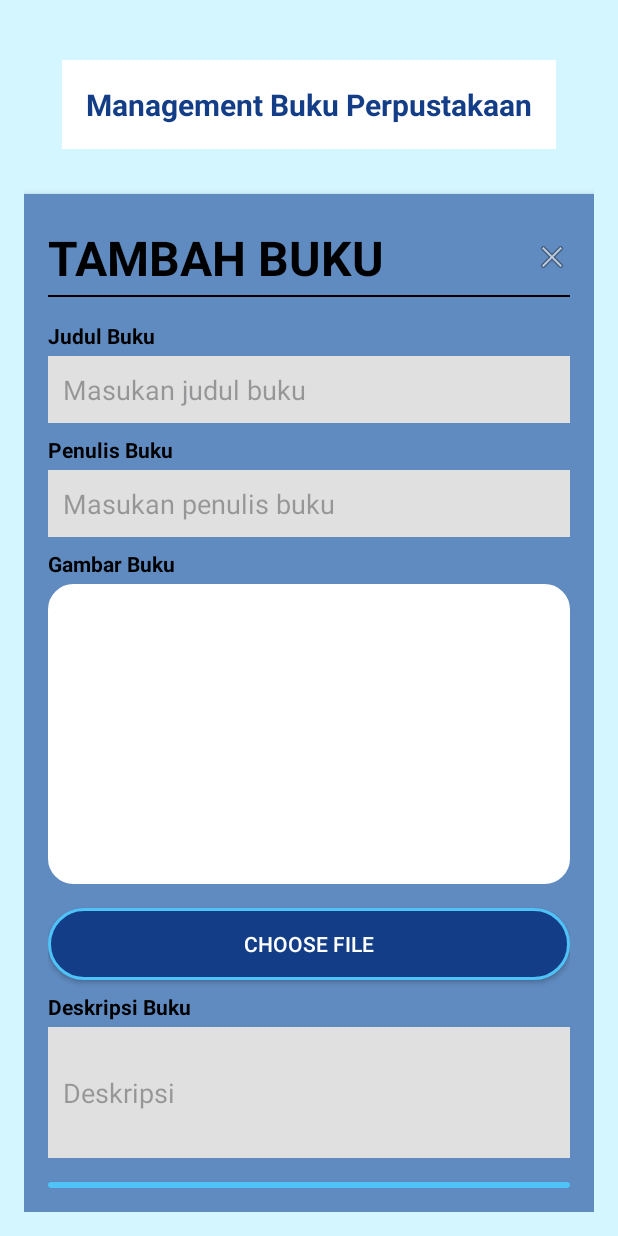
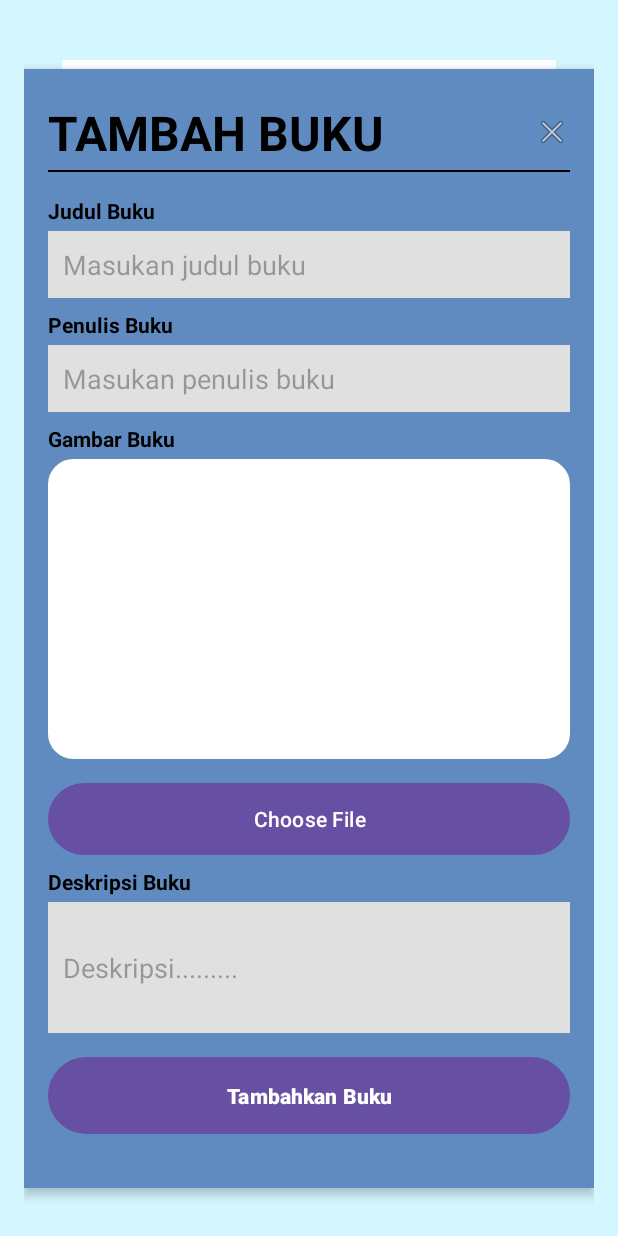
Before and after one commit to CimanCode/uts_pam, an Android app: the ListBookActivity screen opened directly, with no data from a screen before it, after a tap on "AddBook", on a phone screen of 412 x 824 dp. Run offline under Robolectric (Android 15) with nearby library versions, the phone set to English and light mode, and no system bars.

Commit message:
(+) aya lieuran

```diff
--- a/app/src/main/java/com/example/uts_pam/AddBukuActivity.kt
+++ b/app/src/main/java/com/example/uts_pam/AddBukuActivity.kt
@@ -1,60 +1,100 @@
 package com.example.uts_pam
 
-import android.app.Activity
+import android.annotation.SuppressLint
 import android.content.Intent
-import android.graphics.Bitmap
 import android.graphics.BitmapFactory
 import android.os.Bundle
+import android.os.Environment
+import android.provider.MediaStore
+import android.widget.Button
+import android.widget.EditText
+import android.widget.ImageView
 import android.widget.Toast
 import androidx.activity.enableEdgeToEdge
-import androidx.activity.result.ActivityResult
-import androidx.activity.result.contract.ActivityResultContracts
 import androidx.appcompat.app.AppCompatActivity
-import androidx.core.view.ViewCompat
-import androidx.core.view.WindowInsetsCompat
-import com.example.uts_pam.databinding.ActivityAddBukuBinding
-import java.io.ByteArrayOutputStream
+import androidx.core.content.FileProvider
+import java.io.File
+import java.text.SimpleDateFormat
+import java.util.Date
+import java.util.Locale
 
 class AddBukuActivity : AppCompatActivity() {
-    private lateinit var binding: ActivityAddBukuBinding
+    private val CAMERA_REQUEST_CODE = 1
+    private lateinit var currentPhotoPath: String
+
+    private lateinit var gambar_buku: ImageView
     private lateinit var db: DatabaseHelper
+
+    @SuppressLint("MissingInflatedId")
     override fun onCreate(savedInstanceState: Bundle?) {
-        binding = ActivityAddBukuBinding.inflate(layoutInflater)
         super.onCreate(savedInstanceState)
         enableEdgeToEdge()
-        setContentView(binding.root)
-        binding.closeIcon.setOnClickListener {
-            val intent = Intent(this, ListBookActivity::class.java)
-            startActivity(intent)
+        setContentView(R.layout.activity_add_buku)
+
+        val judul_buku: EditText = findViewById(R.id.judul_buku)
+        val penulis_buku: EditText = findViewById(R.id.penulis_buku)
+        gambar_buku = findViewById(R.id.gambar_buku)
+        val btn_pilih_buku: Button = findViewById(R.id.btn_pilih_buku)
+        val deskripsi_buku: EditText = findViewById(R.id.deskripsi_buku)
+        val btn_submit: Button = findViewById(R.id.btn_submit)
+
+        db = DatabaseHelper(this)
+
+        btn_pilih_buku.setOnClickListener {
+            // Buka kamera
+            val cameraIntent = Intent(MediaStore.ACTION_IMAGE_CAPTURE)
+            if (cameraIntent.resolveActivity(packageManager) != null) {
+                val photoFile = createImageFile()
+                val photoURI = FileProvider.getUriForFile(
+                    this,
+                    "${applicationContext.packageName}.provider",
+                    photoFile
+                )
+                cameraIntent.putExtra(MediaStore.EXTRA_OUTPUT, photoURI)
+                startActivityForResult(cameraIntent, CAMERA_REQUEST_CODE)
+            }
         }
-        binding.buttonSelectImage.setOnClickListener { openImagePicker() }
-    }
 
-    // Image picker launcher
-    private val imagePickerLauncher = registerForActivityResult(
-        ActivityResultContracts.StartActivityForResult()
-    ) { result: ActivityResult ->
-        if (result.resultCode == Activity.RESULT_OK) {
-            val data: Intent? = result.data
-            val uri = data?.data
-            uri?.let {
-                val inputStream = contentResolver.openInputStream(uri)
-                val bitmap = BitmapFactory.decodeStream(inputStream)
-                binding.imageView.setImageBitmap(bitmap)
-            } ?: Toast.makeText(this, "Failed to load image", Toast.LENGTH_SHORT).show()
+        btn_submit.setOnClickListener {
+            val judul = judul_buku.text.toString().trim()
+            val penulis = penulis_buku.text.toString().trim()
+            val gambar = currentPhotoPath // Path dari gambar yang diambil
+            val deskripsi = deskripsi_buku.text.toString().trim()
+
+            if (judul.isEmpty() || penulis.isEmpty() || deskripsi.isEmpty() || gambar.isEmpty()) {
+                Toast.makeText(this, "Semua field wajib diisi!", Toast.LENGTH_SHORT).show()
+                return@setOnClickListener
+            }
+
+            val addBuku = Buku(judul, penulis, gambar, deskripsi)
+            val isInserted = db.insertBook(addBuku)
+
+            if (isInserted) {
+                Toast.makeText(this, "Buku berhasil disimpan", Toast.LENGTH_SHORT).show()
+                judul_buku.text.clear()
+                penulis_buku.text.clear()
+                deskripsi_buku.text.clear()
+                gambar_buku.setImageResource(0) // Hapus gambar di ImageView
+            } else {
+                Toast.makeText(this, "Gagal menyimpan buku", Toast.LENGTH_SHORT).show()
+            }
         }
     }
 
-    private fun openImagePicker() {
-        val intent = Intent(Intent.ACTION_PICK)
-        intent.type = "image/*"
-        imagePickerLauncher.launch(intent)
+    private fun createImageFile(): File {
+        val timestamp = SimpleDateFormat("yyyyMMdd_HHmmss", Locale.getDefault()).format(Date())
+        val storageDir = getExternalFilesDir(Environment.DIRECTORY_PICTURES)
+        return File.createTempFile("JPEG_${timestamp}_", ".jpg", storageDir).apply {
+            currentPhotoPath = absolutePath
+        }
     }
 
-    private fun bitmapToByteArray(bitmap: Bitmap): ByteArray {
-        val stream = ByteArrayOutputStream()
-        bitmap.compress(Bitmap.CompressFormat.PNG, 100, stream)
-        return stream.toByteArray()
+    override fun onActivityResult(requestCode: Int, resultCode: Int, data: Intent?) {
+        super.onActivityResult(requestCode, resultCode, data)
+
+        if (requestCode == CAMERA_REQUEST_CODE && resultCode == RESULT_OK) {
+            val bitmap = BitmapFactory.decodeFile(currentPhotoPath)
+            gambar_buku.setImageBitmap(bitmap) // Tampilkan gambar di ImageView
+        }
     }
-
 }
--- a/app/src/main/java/com/example/uts_pam/ListBookActivity.kt
+++ b/app/src/main/java/com/example/uts_pam/ListBookActivity.kt
@@ -6,18 +6,23 @@ import androidx.activity.enableEdgeToEdge
 import androidx.appcompat.app.AppCompatActivity
 import androidx.core.view.ViewCompat
 import androidx.core.view.WindowInsetsCompat
-import com.example.uts_pam.databinding.ActivityListBookBinding
+import com.google.android.material.floatingactionbutton.FloatingActionButton
 
 class ListBookActivity : AppCompatActivity() {
-    private lateinit var binding: ActivityListBookBinding
     override fun onCreate(savedInstanceState: Bundle?) {
-        binding = ActivityListBookBinding.inflate(layoutInflater)
         super.onCreate(savedInstanceState)
         enableEdgeToEdge()
-        setContentView(binding.root)
-        binding.buttonadd.setOnClickListener {
-            val next = Intent(this, AddBukuActivity::class.java)
-            startActivity(next)
+        setContentView(R.layout.activity_list_book)
+        ViewCompat.setOnApplyWindowInsetsListener(findViewById(R.id.main)) { v, insets ->
+            val systemBars = insets.getInsets(WindowInsetsCompat.Type.systemBars())
+            v.setPadding(systemBars.left, systemBars.top, systemBars.right, systemBars.bottom)
+            insets
+        }
+
+        val buttonadd:FloatingActionButton = findViewById(R.id.buttonadd)
+        buttonadd.setOnClickListener {
+            val intent = Intent(this@ListBookActivity, AddBukuActivity::class.java)
+            startActivity(intent)
         }
     }
 }
--- a/app/src/main/java/com/example/uts_pam/MainActivity.kt
+++ b/app/src/main/java/com/example/uts_pam/MainActivity.kt
@@ -19,5 +19,7 @@ class MainActivity : AppCompatActivity() {
             val next =Intent(this, LoginActivity::class.java)
             startActivity(next)
         }
+
+
     }
 }
--- a/app/src/main/res/layout/activity_add_buku.xml
+++ b/app/src/main/res/layout/activity_add_buku.xml
@@ -1,6 +1,5 @@
 <?xml version="1.0" encoding="utf-8"?>
 <RelativeLayout xmlns:android="http://schemas.android.com/apk/res/android"
-    xmlns:app="http://schemas.android.com/apk/res-auto"
     android:layout_width="match_parent"
     android:layout_height="match_parent"
     android:padding="16dp"
@@ -11,7 +10,7 @@
         android:id="@+id/title_text"
         android:layout_width="wrap_content"
         android:layout_height="wrap_content"
-        android:text="@string/management_buku_perpustakaan"
+        android:text="Management Buku Perpustakaan"
         android:textSize="20sp"
         android:textStyle="bold"
         android:padding="16dp"
@@ -21,8 +20,10 @@
         android:textColor="#133E87" />
 
     <!-- Card untuk Form Tambah Buku -->
+    <ScrollView
+        android:layout_width="match_parent"
+        android:layout_height="match_parent">
         <LinearLayout
-        android:scrollbarAlwaysDrawVerticalTrack="true"
             android:id="@+id/form_layout"
             android:layout_width="match_parent"
             android:layout_height="wrap_content"
@@ -44,7 +45,7 @@
                     android:id="@+id/form_title"
                     android:layout_width="wrap_content"
                     android:layout_height="wrap_content"
-                android:text="@string/tambah_buku"
+                    android:text="TAMBAH BUKU"
                     android:textSize="32sp"
                     android:textStyle="bold"
                     android:textColor="#000000"
@@ -59,8 +60,7 @@
                     android:src="@android:drawable/ic_menu_close_clear_cancel"
                     android:layout_alignParentEnd="true"
                     android:layout_centerVertical="true"
-                android:contentDescription="@string/close"
-                app:tint="@color/black" />
+                    android:contentDescription="Close" />
 
                 <!-- Garis di Bawah Judul Form -->
                 <View
@@ -75,7 +75,7 @@
             <TextView
                 android:layout_width="wrap_content"
                 android:layout_height="wrap_content"
-            android:text="@string/judul_buku"
+                android:text="Judul Buku"
                 android:textStyle="bold"
                 android:textColor="#000000"
 
@@ -85,7 +85,7 @@
                 android:id="@+id/judul_buku"
                 android:layout_width="match_parent"
                 android:layout_height="wrap_content"
-            android:hint="@string/masukan_judul_buku"
+                android:hint="Masukan judul buku"
                 android:background="#E0E0E0"
                 android:padding="10dp"
                 android:layout_marginBottom="8dp" />
@@ -94,7 +94,7 @@
             <TextView
                 android:layout_width="wrap_content"
                 android:layout_height="wrap_content"
-            android:text="@string/penulis_buku"
+                android:text="Penulis Buku"
                 android:textColor="#000000"
                 android:textStyle="bold"
                 android:layout_marginBottom="4dp" />
@@ -103,7 +103,7 @@
                 android:id="@+id/penulis_buku"
                 android:layout_width="match_parent"
                 android:layout_height="wrap_content"
-            android:hint="@string/masukan_penulis_buku"
+                android:hint="Masukan penulis buku"
                 android:background="#E0E0E0"
                 android:padding="10dp"
                 android:layout_marginBottom="8dp" />
@@ -112,13 +112,13 @@
             <TextView
                 android:layout_width="wrap_content"
                 android:layout_height="wrap_content"
-            android:text="@string/gambar_buku"
+                android:text="Gambar Buku"
                 android:textColor="#000000"
                 android:textStyle="bold"
                 android:layout_marginBottom="4dp" />
 
             <ImageView
-            android:id="@+id/imageView"
+                android:id="@+id/gambar_buku"
                 android:layout_width="match_parent"
                 android:layout_height="200dp"
                 android:backgroundTint="@color/white"
@@ -126,10 +126,10 @@
                 android:layout_marginBottom="16dp"/>
 
             <Button
-            android:id="@+id/buttonSelectImage"
+                android:id="@+id/btn_pilih_buku"
                 android:layout_width="match_parent"
                 android:layout_height="wrap_content"
-            android:text="@string/choose_file"
+                android:text="Choose File"
                 android:background="@drawable/rounded"
                 android:textColor="@color/white"
                 android:layout_marginBottom="8dp" />
@@ -138,7 +138,7 @@
             <TextView
                 android:layout_width="wrap_content"
                 android:layout_height="wrap_content"
-            android:text="@string/deskripsi_buku"
+                android:text="Deskripsi Buku"
                 android:textColor="#000000"
                 android:textStyle="bold"
                 android:layout_marginBottom="4dp" />
@@ -147,7 +147,7 @@
                 android:id="@+id/deskripsi_buku"
                 android:layout_width="match_parent"
                 android:layout_height="wrap_content"
-            android:hint="@string/deskripsi_book"
+                android:hint="Deskripsi........."
                 android:background="#E0E0E0"
                 android:padding="10dp"
                 android:layout_marginBottom="16dp"
@@ -156,16 +156,19 @@
 
             <!-- Tombol Tambah Buku -->
             <Button
-            android:id="@+id/tambah_buku_button"
+                android:id="@+id/btn_submit"
                 android:layout_width="match_parent"
                 android:layout_height="wrap_content"
-            android:text="@string/tambahkan_buku"
+                android:text="Tambahkan Buku"
                 android:textStyle="bold"
                 android:background="@drawable/rounded"
                 android:textColor="#FFFFFF"
                 android:padding="12dp"
+                android:layout_marginBottom="20dp"
                 android:layout_gravity="center_horizontal" />
 
         </LinearLayout>
+    </ScrollView>
+
 
 </RelativeLayout>
```
Also changed, not shown: app/src/main/java/com/example/uts_pam/Buku.kt (+2 -5 lines), app/src/main/java/com/example/uts_pam/DatabaseHelper.kt (+44 -12 lines). Lines whose indentation alone changed are shown as unchanged.
